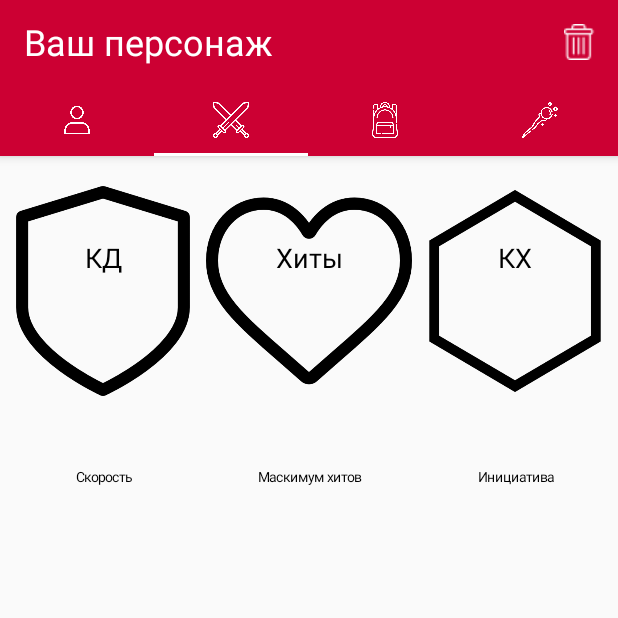
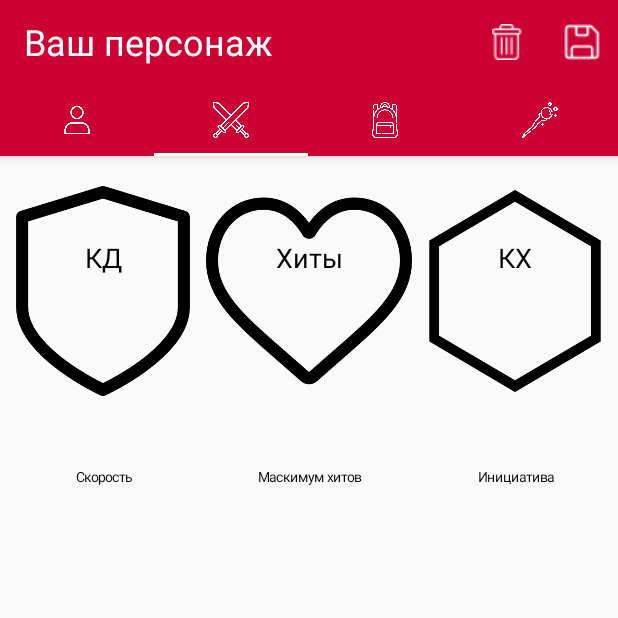
Before and after one commit to DragonKnight228/Dungeons-and-Dragons, an Android app: the Character screen opened directly, with no data from a screen before it, tab 2 chosen, on a phone screen of 412 x 824 dp, the top half of it. Run offline under Robolectric (Android 15) with nearby library versions, the phone set to English and light mode, and no system bars; our stand-ins replace data binding; libraries missing offline, so code that uses them is left out: io.realm, io.realm.annotations, io.realm.kotlin; 9 statements that could not run were skipped.

Commit message:
Передача и установка данных
Выводит статические данные

```diff
--- a/app/src/main/java/com/example/dungeonsanddragons/Characteristics.kt
+++ b/app/src/main/java/com/example/dungeonsanddragons/Characteristics.kt
@@ -5,6 +5,7 @@ import androidx.fragment.app.Fragment
 import android.view.LayoutInflater
 import android.view.View
 import android.view.ViewGroup
+import android.widget.EditText
 import com.example.dungeonsanddragons.databinding.FragmentCharacteristicsBinding
 import io.realm.Realm
 import io.realm.RealmConfiguration
@@ -14,33 +15,30 @@ import io.realm.annotations.PrimaryKey
 import io.realm.kotlin.where
 
 
-class Characteristics : Fragment() {
+class Characteristics() : Fragment() {
 
 
     lateinit var ourRealm: Realm
     lateinit var configuration: RealmConfiguration
 
     lateinit var bind_object: FragmentCharacteristicsBinding
-    var current_character_id: String? = ""
     var current_character: DatabaseCharacter? = DatabaseCharacter()
+    var current_character_id = 1
 
     override fun onCreateView(
         inflater: LayoutInflater, container: ViewGroup?,
         savedInstanceState: Bundle?
     ): View {
 
+        val binding = FragmentCharacteristicsBinding.inflate(inflater, container, false)
+        bind_object = binding
+        bindingText(binding)
+
         context?.let { Realm.init(it) }
         configuration = RealmConfiguration.Builder().name("Characters database").allowWritesOnUiThread(true).build()
         ourRealm = Realm.getInstance(configuration)
 
-        current_character_id = arguments?.getString("current_character_id")
-        current_character =
-            ourRealm.where<DatabaseCharacter>().equalTo("character_id", current_character_id).findFirst()
-
-        val binding = FragmentCharacteristicsBinding.inflate(inflater, container, false)
-        bind_object = binding
-        bindingText(binding)
-        binding.fieldName.inputText.setText(current_character?.character_name)
+            current_character = ourRealm.where<DatabaseCharacter>().equalTo("character_id", current_character_id).findFirst()
 
         view?.findViewById<View>(R.id.linearLayout)?.setBackgroundResource(R.drawable.shape_for_field)
         return binding.root
@@ -50,6 +48,11 @@ class Characteristics : Fragment() {
         super.onResume()
         val binding = bind_object
         bindingText(binding)
+        ourRealm.executeTransaction{
+            binding.fieldName.inputText.setText(current_character?.character_name ?: "Null")
+            binding.fieldLevel.inputText.setText(current_character?.character_level ?: "Null")
+        }
+
     }
 
 
--- a/app/src/main/java/com/example/dungeonsanddragons/MyRecyclerAdapter.kt
+++ b/app/src/main/java/com/example/dungeonsanddragons/MyRecyclerAdapter.kt
@@ -1,18 +1,14 @@
 package com.example.dungeonsanddragons
 
 
-import android.content.Context
 import android.content.Intent
 import android.os.Bundle
 import android.view.LayoutInflater
 import android.view.View
 import android.view.ViewGroup
-import android.widget.BaseAdapter
 import android.widget.TextView
 import androidx.recyclerview.widget.RecyclerView
 import io.realm.OrderedRealmCollection
-import io.realm.Realm
-import io.realm.RealmResults
 
 
 class CharacterVH(view: View) : RecyclerView.ViewHolder(view) {
@@ -21,7 +17,7 @@ class CharacterVH(view: View) : RecyclerView.ViewHolder(view) {
     val textViewLevel: TextView = view.findViewById(R.id.character_level)
 }
 
-class MyRecyclerAdapter(private val characterList: OrderedRealmCollection<DatabaseCharacter?>) : RealmRecyclerViewAdapter<DatabaseCharacter?, CharacterVH?>(characterList, true) {
+class MyRecyclerAdapter(private val characterList: OrderedRealmCollection<DatabaseCharacter>) : RealmRecyclerViewAdapter<DatabaseCharacter, CharacterVH?>(characterList, true) {
 
     lateinit var view: View
     override fun onCreateViewHolder(parent: ViewGroup, viewType: Int): CharacterVH {
--- a/app/src/main/res/layout/fragment_characteristics.xml
+++ b/app/src/main/res/layout/fragment_characteristics.xml
@@ -10,6 +10,7 @@
 
 
     <androidx.constraintlayout.widget.ConstraintLayout
+        android:id="@+id/characteristic_fragment"
         android:layout_width="wrap_content"
         android:layout_height="wrap_content"
         android:orientation="vertical"
--- a/app/src/main/res/menu/character_menu.xml
+++ b/app/src/main/res/menu/character_menu.xml
@@ -10,4 +10,10 @@
         app:showAsAction="ifRoom"
         android:title="@string/delete_character" />
 
+    <item android:id="@+id/save_character_button"
+        android:icon="@drawable/diskette"
+        android:orderInCategory="1"
+        app:showAsAction="ifRoom"
+        android:title="@string/delete_character" />
+
 </menu>
```
Also changed, not shown: app/src/main/java/com/example/dungeonsanddragons/Character.kt (+14 -4 lines), app/src/main/java/com/example/dungeonsanddragons/MainActivity.kt (+10 -7 lines), app/src/main/res/drawable-v24/diskette.png (added).
